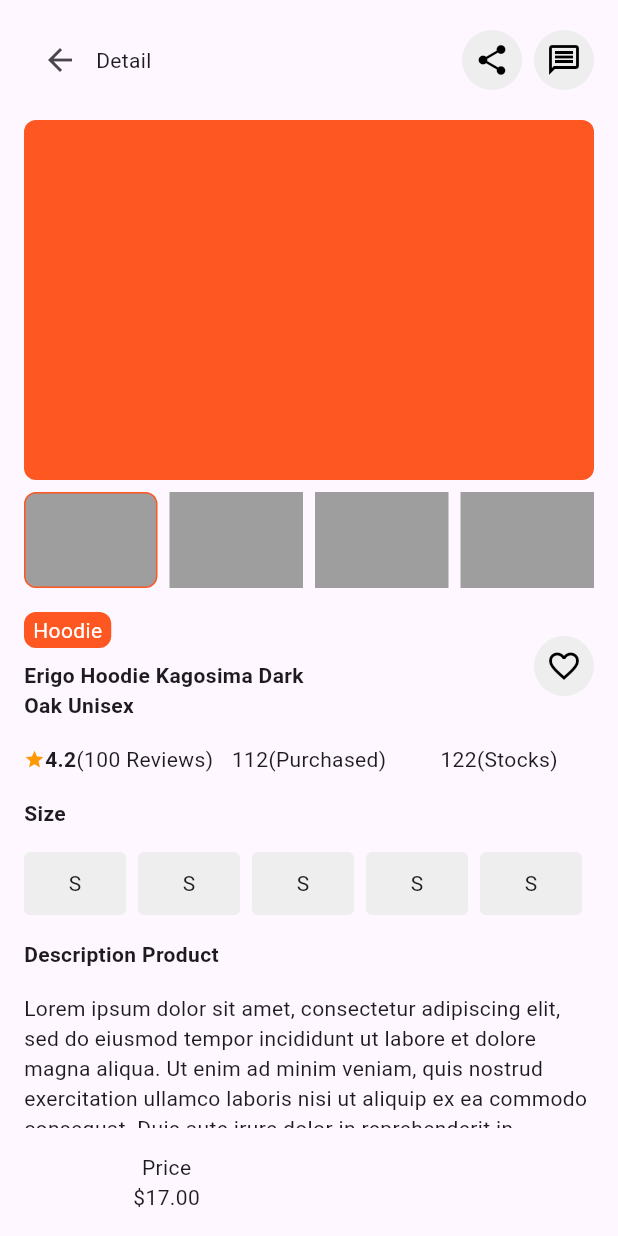
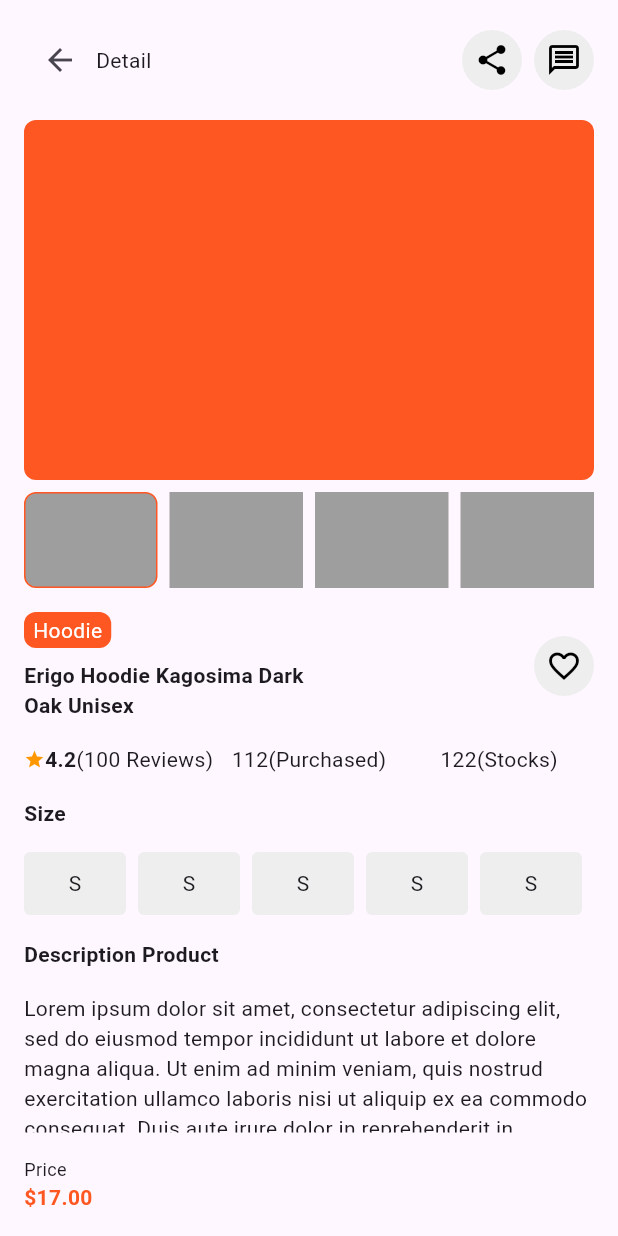
Before and after one commit to JAICHANGPARK/flutter_notebook_chapter_33, a Flutter app: the EcommerceDetailPage screen opened directly, on a phone screen of 412 x 824 dp. Run offline on Flutter 3.47's test engine with Material 2 defaults, Android fonts, the phone set to English and light mode, and no system bars; our stand-ins replace dots_indicator.

Commit message:
Update e_commerce_detail_page.dart

```diff
--- a/lib/ep1655_e_commerce_app/view/e_commerce_detail_page.dart
+++ b/lib/ep1655_e_commerce_app/view/e_commerce_detail_page.dart
@@ -263,7 +263,9 @@ class _EcommerceDetailPageState extends State<EcommerceDetailPage> {
               SizedBox(
                 height: 16,
               ),
-              Expanded(child: Text("Lorem ipsum dolor sit amet, consectetur adipiscing elit, sed do eiusmod tempor incididunt ut labore et dolore magna aliqua. Ut enim ad minim veniam, quis nostrud exercitation ullamco laboris nisi ut aliquip ex ea commodo consequat. Duis aute irure dolor in reprehenderit in voluptate velit esse cillum dolore eu fugiat nulla pariatur. Excepteur sint occaecat cupidatat non proident, sunt in culpa qui officia deserunt mollit anim id est laborum.")),
+              Expanded(
+                  child: Text(
+                      "Lorem ipsum dolor sit amet, consectetur adipiscing elit, sed do eiusmod tempor incididunt ut labore et dolore magna aliqua. Ut enim ad minim veniam, quis nostrud exercitation ullamco laboris nisi ut aliquip ex ea commodo consequat. Duis aute irure dolor in reprehenderit in voluptate velit esse cillum dolore eu fugiat nulla pariatur. Excepteur sint occaecat cupidatat non proident, sunt in culpa qui officia deserunt mollit anim id est laborum.")),
               SizedBox(
                 height: 16,
               ),
@@ -271,13 +273,31 @@ class _EcommerceDetailPageState extends State<EcommerceDetailPage> {
                 children: [
                   Expanded(
                     child: Column(
+                      crossAxisAlignment: CrossAxisAlignment.start,
                       children: [
-                        Text("Price"),
-                        Text("\$17.00"),
+                        Text(
+                          "Price",
+                          style: TextStyle(fontSize: 12),
+                        ),
+                        Text(
+                          "\$17.00",
+                          style: TextStyle(
+                            fontWeight: FontWeight.bold,
+                            color: Colors.deepOrange,
+                          ),
+                        ),
                       ],
                     ),
                   ),
-                  Expanded(child: Container())
+                  Expanded(
+                    child: Container(
+                      child: Row(
+                        children: [
+
+                        ],
+                      ),
+                    ),
+                  )
                 ],
               )
             ],
```
